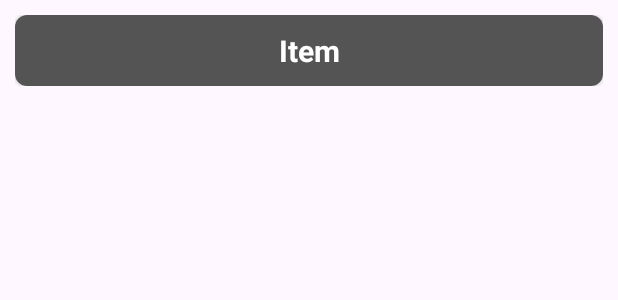
After one commit to avijeetpandey/CatFacts, an Android app: the layout facts_card_view.xml on its own in the app's theme, with its tools: preview values and no code run, on a phone screen of 412 x 824 dp. The commit adds this screen. Shown: the top 300 px of the screen. Run offline under Robolectric (Android 15) with nearby library versions, the phone set to English and light mode, and no system bars.

Commit message:
Adds ui for the recycler view (#2)
* Add: item view

* Add: card fact view and adapter

* Add: UI for the facts

```diff
--- a/app/build.gradle.kts
+++ b/app/build.gradle.kts
@@ -33,6 +33,9 @@ android {
     kotlinOptions {
         jvmTarget = "1.8"
     }
+    viewBinding {
+        true
+    }
 }
 
 dependencies {
--- /dev/null
+++ b/app/src/main/java/com/example/catfacts/viewModel/CatFactsViewModel.kt
@@ -0,0 +1,5 @@
+package com.example.catfacts.viewModel
+
+data class CatFactsViewModel(
+    val fact: String
+)
--- /dev/null
+++ b/app/src/main/res/layout/facts_card_view.xml
@@ -0,0 +1,40 @@
+<?xml version="1.0" encoding="utf-8"?>
+<androidx.constraintlayout.widget.ConstraintLayout xmlns:android="http://schemas.android.com/apk/res/android"
+    android:id="@+id/layout"
+    android:layout_width="match_parent"
+    xmlns:app="http://schemas.android.com/apk/res-auto"
+    android:orientation="vertical"
+    android:layout_margin="10dp"
+    android:elevation="6dp"
+    android:layout_height="wrap_content">
+
+    <LinearLayout
+        app:layout_constraintTop_toTopOf="parent"
+        app:layout_constraintBottom_toBottomOf="parent"
+        app:layout_constraintLeft_toLeftOf="parent"
+        app:layout_constraintRight_toRightOf="parent"
+        android:orientation="vertical"
+        android:layout_width="match_parent"
+        android:layout_height="wrap_content">
+
+        <androidx.cardview.widget.CardView
+            android:layout_width="match_parent"
+            app:cardCornerRadius="8sp"
+            android:layout_height="wrap_content">
+
+            <TextView
+                android:id="@+id/factsTextView"
+                android:layout_width="match_parent"
+                android:layout_height="wrap_content"
+                android:textSize="20sp"
+                android:textStyle="bold"
+                android:background="#545454"
+                android:textColor="@color/white"
+                android:gravity="center"
+                android:padding="10dp"
+                android:text="Item"
+                />
+        </androidx.cardview.widget.CardView>
+    </LinearLayout>
+
+</androidx.constraintlayout.widget.ConstraintLayout>
```
Also changed, not shown: app/src/main/java/com/example/catfacts/MainActivity.kt (+22 -0 lines), app/src/main/java/com/example/catfacts/adapter/CatFactsAdapter.kt (added, +37 -0 lines), app/src/main/res/layout/activity_main.xml (+10 -8 lines).
